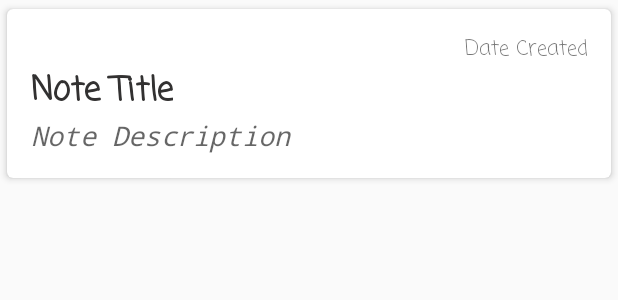
After one commit to Ngonyoku/my.Notes, an Android app: the layout item_note_list.xml on its own in the app's theme, with its tools: preview values and no code run, on a phone screen of 412 x 824 dp. The commit adds this screen. Shown: the top 300 px of the screen. Run offline under Robolectric (Android 15) with nearby library versions, the phone set to English and light mode, and no system bars.

Commit message:
RecyclerView Added

```diff
--- /dev/null
+++ b/app/src/main/res/layout/item_note_list.xml
@@ -0,0 +1,49 @@
+<?xml version="1.0" encoding="utf-8"?>
+<androidx.cardview.widget.CardView xmlns:android="http://schemas.android.com/apk/res/android"
+    xmlns:app="http://schemas.android.com/apk/res-auto"
+    android:layout_width="match_parent"
+    android:layout_height="wrap_content"
+
+    app:cardCornerRadius="4dp"
+    app:cardElevation="3dp"
+    app:cardUseCompatPadding="true">
+
+    <LinearLayout
+        android:layout_width="match_parent"
+        android:layout_height="wrap_content"
+        android:orientation="vertical"
+        android:padding="16dp">
+
+        <TextView
+            android:id="@+id/textView_date"
+            android:layout_width="match_parent"
+            android:layout_height="wrap_content"
+            android:fontFamily="casual"
+            android:text="@string/date_created"
+            android:textAlignment="textEnd"
+            android:textAllCaps="false" />
+
+        <TextView
+            android:id="@+id/textView_noteTitle"
+            android:layout_width="wrap_content"
+            android:layout_height="wrap_content"
+            android:fontFamily="casual"
+            android:maxLines="1"
+            android:text="@string/note_title"
+            android:textAlignment="viewStart"
+            android:textAllCaps="false"
+            android:textAppearance="@style/TextAppearance.AppCompat.Large"
+            android:textColor="@color/colorPrimary"
+            android:textStyle="bold" />
+
+        <TextView
+            android:layout_width="wrap_content"
+            android:layout_height="wrap_content"
+            android:fontFamily="monospace"
+            android:maxLines="4"
+            android:text="@string/note_description"
+            android:textAppearance="@style/TextAppearance.AppCompat.Medium"
+            android:textStyle="italic" />
+    </LinearLayout>
+
+</androidx.cardview.widget.CardView>
--- a/app/src/main/res/values/colors.xml
+++ b/app/src/main/res/values/colors.xml
@@ -3,7 +3,6 @@
     <color name="colorPrimary">#323131</color>
     <color name="colorPrimaryDark">#292828</color>
     <color name="colorAccent">#FF9800</color>
-    <color name="colorAccentLite">#F3B55B</color>
     <color name="colorWhiteDarkened">#EDEDED</color>
     <color name="colorWhite">#FFFFFF</color>
 </resources>
--- a/app/src/main/res/values/strings.xml
+++ b/app/src/main/res/values/strings.xml
@@ -1,4 +1,7 @@
 <resources>
     <string name="app_name">myNotes</string>
+    <string name="note_title">Note Title</string>
+    <string name="note_description">Note Description</string>
+    <string name="date_created">Date Created</string>
 
 </resources>
--- a/app/src/main/res/values/styles.xml
+++ b/app/src/main/res/values/styles.xml
@@ -1,7 +1,7 @@
 <resources>
 
     <!-- Base application theme. -->
-    <style name="AppTheme" parent="Theme.MaterialComponents.Light.NoActionBar">
+    <style name="AppTheme" parent="Theme.AppCompat.Light.NoActionBar">
         <!-- Customize your theme here. -->
         <item name="colorPrimary">@color/colorPrimary</item>
         <item name="colorPrimaryDark">@color/colorPrimaryDark</item>
```
Also changed, not shown: app/src/main/res/layout/activity_main.xml (+31 -0 lines).
